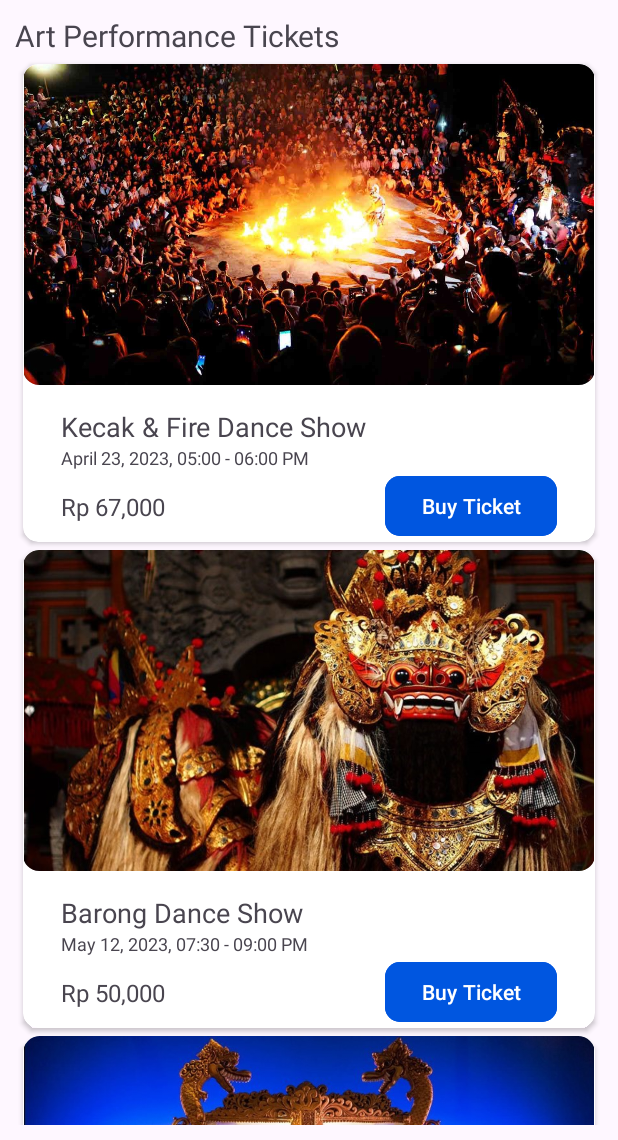
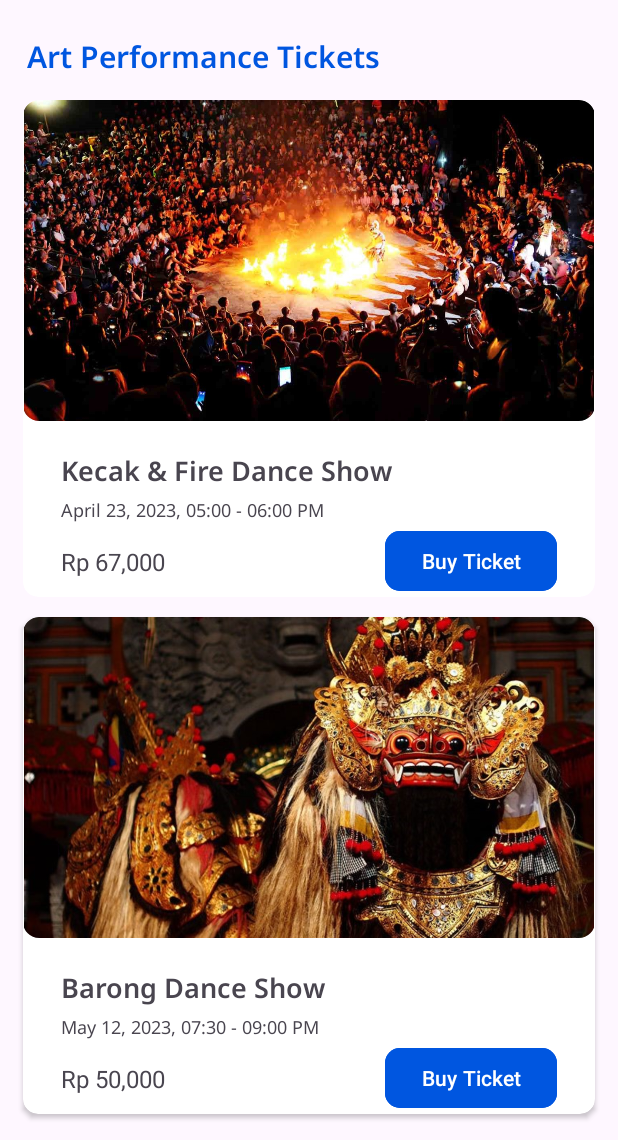
Before and after one commit to CalvinnnK/JalIhara, an Android app: the MainActivity screen opened directly, with no data from a screen before it, in the side drawer, after a tap on "Tickets", on a phone screen of 412 x 824 dp, the part 96-1236 px from its top. Run offline under Robolectric (Android 15) with nearby library versions, the phone set to English and light mode, and no system bars; our stand-ins replace navigation-ui; libraries missing offline, so code that uses them is left out: com.smarteist.autoimageslider, com.synnapps.carouselview; 6 statements that could not run were skipped.

Commit message:
Home Finish, ticket label adjust, logout nav

```diff
--- a/app/src/main/java/com/example/jalihara/MainActivity.java
+++ b/app/src/main/java/com/example/jalihara/MainActivity.java
@@ -40,8 +40,7 @@ public class MainActivity extends AppCompatActivity {
 
         DrawerLayout drawer = binding.drawerLayout;
         NavigationView navigationView = binding.navView;
-        // Passing each menu ID as a set of Ids because each
-        // menu should be considered as top level destinations.
+
         mAppBarConfiguration = new AppBarConfiguration.Builder(
                 R.id.nav_home, R.id.nav_tickets, R.id.nav_about_us, R.id.nav_logout)
                 .setOpenableLayout(drawer)
--- a/app/src/main/java/com/example/jalihara/ui/home/HomeFragment.java
+++ b/app/src/main/java/com/example/jalihara/ui/home/HomeFragment.java
@@ -22,8 +22,6 @@ import java.util.List;
 public class HomeFragment extends Fragment {
 
     private FragmentHomeBinding binding;
-    private Carousel carousel;
-    private int [] images = {R.drawable.kecak_fire_dance, R.drawable.wayang_lemah};
     private ArrayList<SliderData> sliderDataArrayList = new ArrayList<>();
 
     public View onCreateView(@NonNull LayoutInflater inflater,ViewGroup container, Bundle savedInstanceState) {
@@ -44,26 +42,6 @@ public class HomeFragment extends Fragment {
         sliderView.setAutoCycle(true);
         sliderView.startAutoCycle();
 
-//        homeViewModel.getText().observe(getViewLifecycleOwner(), textView::setText);
-
-//        carousel.setAdapter(new Carousel.Adapter() {
-//            @Override
-//            public int count() {
-//                return images.length;
-//            }
-//
-//            @Override
-//            public void populate(View view, int index) {
-//                ((ImageView)view).setImageResource(images[index]);
-//            }
-//
-//            @Override
-//            public void onNewItem(int index) {
-//
-//            }
-//        });
-
-
         return root;
     }
 
--- a/app/src/main/res/layout/fragment_tickets.xml
+++ b/app/src/main/res/layout/fragment_tickets.xml
@@ -13,6 +13,9 @@
         android:layout_height="wrap_content"
         android:textSize="20sp"
         android:text="Art Performance Tickets"
+        android:padding="8dp"
+        android:textColor="@color/blue_secondary"
+        android:fontFamily="@font/notosans_semibold"
         app:layout_constraintStart_toStartOf="parent"
         app:layout_constraintTop_toTopOf="parent" />
 
--- a/app/src/main/res/layout/list_item_tickets.xml
+++ b/app/src/main/res/layout/list_item_tickets.xml
@@ -5,6 +5,7 @@
     android:layout_height="wrap_content"
     app:cardCornerRadius="10dp"
     android:padding="5dp"
+    android:layout_marginBottom="8dp"
     xmlns:app="http://schemas.android.com/apk/res-auto">
 
     <androidx.constraintlayout.widget.ConstraintLayout
@@ -28,6 +29,7 @@
             android:layout_height="wrap_content"
             android:text="Balinese Dance"
             android:textSize="18sp"
+            android:fontFamily="@font/notosans_semibold"
             android:layout_marginTop="15dp"
             android:paddingHorizontal="25dp"
             app:layout_constraintTop_toBottomOf="@id/ticket_image"
@@ -38,6 +40,7 @@
             android:layout_width="match_parent"
             android:layout_height="wrap_content"
             android:text="Dates"
+            android:fontFamily="@font/notosans_regular"
             android:textSize="12sp"
             android:paddingHorizontal="25dp"
             app:layout_constraintTop_toBottomOf="@id/ticket_title"
--- a/app/src/main/res/navigation/mobile_navigation.xml
+++ b/app/src/main/res/navigation/mobile_navigation.xml
@@ -16,6 +16,9 @@
         <action
             android:id="@+id/action_nav_home_to_nav_about_us"
             app:destination="@id/nav_about_us" />
+        <action
+            android:id="@+id/action_nav_home_to_nav_login"
+            app:destination="@id/nav_logout" />
     </fragment>
 
     <fragment
@@ -43,4 +46,12 @@
             android:id="@+id/action_nav_about_us_to_nav_tickets"
             app:destination="@id/nav_tickets" />
     </fragment>
+
+    <activity
+        android:id="@+id/nav_logout"
+        android:name="com.example.jalihara.LoginActivity"
+        android:label="JalIhara"
+        tools:layout="@layout/activity_login" >
+
+    </activity>
 </navigation>
```
Also changed, not shown: app/src/main/res/layout/fragment_home.xml (+33 -29 lines), 4 other files.
